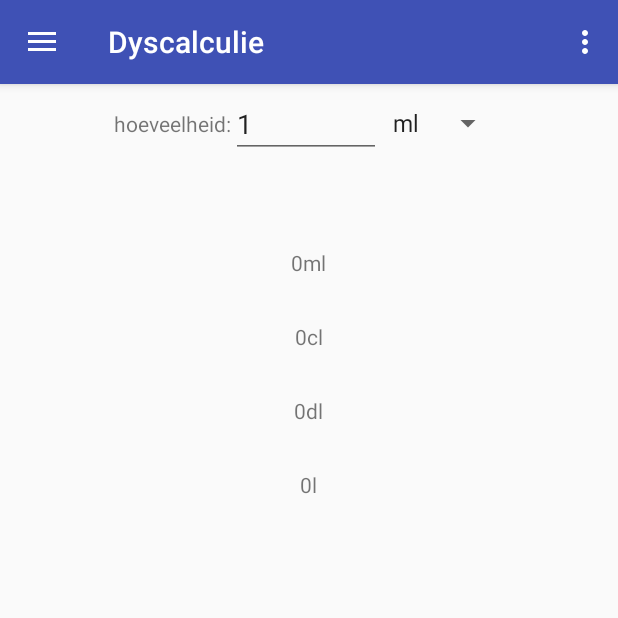
After one commit to Dergent/DyscalculiePoject, an Android app: the fragment VolumeFragment placed in its activity, on a phone screen of 412 x 824 dp, the top half of it. The commit adds this screen. Run offline under Robolectric (Android 15) with nearby library versions, the phone set to English and light mode, and no system bars.

Commit message:
(WIP)GewichtDone/VolumeBugged

```diff
--- /dev/null
+++ b/app/src/main/java/be/thomasmore/dyscalculie/VolumeFragment.java
@@ -0,0 +1,153 @@
+package be.thomasmore.dyscalculie;
+
+
+import android.os.Bundle;
+import android.support.v4.app.Fragment;
+import android.text.Editable;
+import android.text.TextWatcher;
+import android.view.LayoutInflater;
+import android.view.View;
+import android.view.ViewGroup;
+import android.widget.AdapterView;
+import android.widget.ArrayAdapter;
+import android.widget.EditText;
+import android.widget.Spinner;
+import android.widget.TextView;
+
+
+/**
+ * A simple {@link Fragment} subclass.
+ */
+public class VolumeFragment extends Fragment {
+
+    private Spinner spinner;
+    private static final String[]eenheden = {"ml", "cl", "dl", "l"};
+
+    public VolumeFragment() {
+        // Required empty public constructor
+    }
+
+
+    @Override
+    public View onCreateView(LayoutInflater inflater, ViewGroup container, Bundle savedInstanceState) {
+        View view = inflater.inflate(R.layout.fragment_volume, container, false);
+        final Spinner spinner = (Spinner) view.findViewById(R.id.dropDown);
+        ArrayAdapter<String>adapter = new ArrayAdapter<String>(getActivity(),
+                android.R.layout.simple_spinner_item , eenheden);
+        spinner.setSelection(0);
+
+        adapter.setDropDownViewResource(android.R.layout.simple_spinner_dropdown_item);
+        spinner.setAdapter(adapter);
+
+        final TextView ml = view.findViewById((R.id.mlText));
+        final TextView cl = view.findViewById((R.id.clText));
+        final TextView dl = view.findViewById((R.id.dlText));
+        final TextView liter = view.findViewById((R.id.lText));
+
+        final EditText origineleHoeveelheid = view.findViewById(R.id.origineleHoeveelheid);
+        origineleHoeveelheid.setText("1");
+        spinner.setOnItemSelectedListener(new AdapterView.OnItemSelectedListener() {
+            @Override
+            public void onItemSelected(AdapterView<?> adapterView, View view, int i, long l) {
+                if (!origineleHoeveelheid.getText().toString().isEmpty()) {
+                    float basis = Float.parseFloat(String.valueOf(origineleHoeveelheid.getText().toString()));
+                    switch (spinner.getSelectedItem().toString()) {
+                        case "mg":
+                            ml.setText(String.valueOf(basis));
+                            cl.setText(String.valueOf(String.format("%.3f", basis / 1000)));
+                            dl.setText(String.valueOf(String.format("%.6f", basis / 1000000)));
+                            liter.setText(String.valueOf(String.format("%.9f", basis / 1000000000)));
+                            break;
+                        case "g":
+                            ml.setText(String.valueOf(String.format("%.1f", basis * 1000)));
+                            cl.setText(String.valueOf(basis));
+                            dl.setText(String.valueOf(String.format("%.3f", basis / 1000)));
+                            liter.setText(String.valueOf(String.format("%.6f", basis / 1000000)));
+                            break;
+                        case "kg":
+                            ml.setText(String.valueOf(String.format("%.1f", basis * 1000000)));
+                            cl.setText(String.valueOf(String.format("%.1f", basis * 1000)));
+                            dl.setText(String.valueOf(basis));
+                            liter.setText(String.valueOf(String.format("%.3f", basis / 1000)));
+                            break;
+                        case "ton":
+                            ml.setText(String.valueOf(String.format("%.1f", basis * 1000000000)));
+                            cl.setText(String.valueOf(String.format("%.1f", basis * 1000000)));
+                            dl.setText(String.valueOf(String.format("%.1f", basis * 1000)));
+                            liter.setText(String.valueOf(basis));
+                            break;
+                        default:
+                            ml.setText("0");
+                            cl.setText("0");
+                            dl.setText("0");
+                            liter.setText("0");
+                            break;
+                    }
+                }
+            }
+
+            @Override
+            public void onNothingSelected(AdapterView<?> adapterView) {
+
+            }
+        });
+
+        origineleHoeveelheid.addTextChangedListener(new TextWatcher() {
+
+            @Override
+            public void beforeTextChanged(CharSequence charSequence, int i, int i1, int i2) {
+
+            }
+
+            @Override
+            public void onTextChanged(CharSequence charSequence, int i, int i1, int i2) {
+
+            }
+
+            @Override
+            public void afterTextChanged(Editable editable) {
+                if (!origineleHoeveelheid.getText().toString().isEmpty()) {
+                    float basis = Float.parseFloat(String.valueOf(origineleHoeveelheid.getText().toString()));
+                    switch (spinner.getSelectedItem().toString()) {
+                        case "mg":
+                            ml.setText(String.valueOf(basis));
+                            cl.setText(String.valueOf(String.format("%.3f", basis / 1000)));
+                            dl.setText(String.valueOf(String.format("%.6f", basis / 1000000)));
+                            liter.setText(String.valueOf(String.format("%.9f", basis / 1000000000)));
+                            break;
+                        case "g":
+                            ml.setText(String.valueOf(String.format("%.1f", basis * 1000)));
+                            cl.setText(String.valueOf(basis));
+                            dl.setText(String.valueOf(String.format("%.3f", basis / 1000)));
+                            liter.setText(String.valueOf(String.format("%.6f", basis / 1000000)));
+                            break;
+                        case "kg":
+                            ml.setText(String.valueOf(String.format("%.1f", basis * 1000000)));
+                            cl.setText(String.valueOf(String.format("%.1f", basis * 1000)));
+                            dl.setText(String.valueOf(basis));
+                            liter.setText(String.valueOf(String.format("%.3f", basis / 1000)));
+                            break;
+                        case "ton":
+                            ml.setText(String.valueOf(String.format("%.1f", basis * 1000000000)));
+                            cl.setText(String.valueOf(String.format("%.1f", basis * 1000000)));
+                            dl.setText(String.valueOf(String.format("%.1f", basis * 1000)));
+                            liter.setText(String.valueOf(basis));
+                            break;
+                        default:
+                            ml.setText("0");
+                            cl.setText("0");
+                            dl.setText("0");
+                            liter.setText("0");
+                            break;
+                    }
+                }
+            }
+        });
+
+
+
+        // Inflate the layout for this fragment
+        return view;
+    }
+
+}
--- /dev/null
+++ b/app/src/main/res/layout/fragment_volume.xml
@@ -0,0 +1,123 @@
+<FrameLayout xmlns:android="http://schemas.android.com/apk/res/android"
+    xmlns:tools="http://schemas.android.com/tools"
+    android:layout_width="match_parent"
+    android:layout_height="match_parent"
+    tools:context="be.thomasmore.dyscalculie.VolumeFragment">
+
+    <LinearLayout
+        android:layout_width="match_parent"
+        android:layout_height="match_parent"
+        android:layout_marginTop="60dp"
+        android:orientation="vertical">
+
+        <LinearLayout
+            android:layout_width="wrap_content"
+            android:layout_height="wrap_content"
+            android:orientation="horizontal"
+            android:layout_gravity="center"
+            >
+
+            <TextView
+                android:layout_width="match_parent"
+                android:layout_height="wrap_content"
+                android:text="@string/hoeveelheid"
+                android:layout_marginTop="10dp"
+                />
+
+            <EditText
+                android:id="@+id/origineleHoeveelheid"
+                android:layout_width="100dp"
+                android:layout_height="wrap_content"
+                android:layout_gravity="center_horizontal"
+                android:inputType="numberDecimal"
+                />
+
+            <Spinner
+                android:id="@+id/dropDown"
+                android:layout_width="wrap_content"
+                android:layout_height="wrap_content"
+                android:spinnerMode="dialog"
+                android:layout_marginTop="10dp"
+                />
+
+        </LinearLayout>
+
+
+        <LinearLayout
+            android:layout_width="wrap_content"
+            android:layout_height="wrap_content"
+            android:layout_marginTop="60dp"
+            android:orientation="horizontal"
+            android:layout_gravity="center">
+            <TextView
+                android:id="@+id/mlText"
+                android:layout_width="wrap_content"
+                android:layout_height="wrap_content"
+                android:gravity="center" />
+            <TextView
+                android:id="@+id/mlLabel"
+                android:layout_width="match_parent"
+                android:layout_height="wrap_content"
+                android:text="@string/ml"
+                android:gravity="center"/>
+        </LinearLayout>
+
+        <LinearLayout
+            android:layout_width="wrap_content"
+            android:layout_height="wrap_content"
+            android:layout_marginTop="30dp"
+            android:orientation="horizontal"
+            android:layout_gravity="center">
+            <TextView
+                android:id="@+id/clText"
+                android:layout_width="wrap_content"
+                android:layout_height="wrap_content"
+                android:gravity="center" />
+            <TextView
+                android:id="@+id/clLabel"
+                android:layout_width="match_parent"
+                android:layout_height="wrap_content"
+                android:text="@string/cl"
+                android:gravity="center"/>
+        </LinearLayout>
+
+        <LinearLayout
+            android:layout_width="wrap_content"
+            android:layout_height="wrap_content"
+            android:layout_marginTop="30dp"
+            android:orientation="horizontal"
+            android:layout_gravity="center">
+            <TextView
+                android:id="@+id/dlText"
+                android:layout_width="wrap_content"
+                android:layout_height="wrap_content"
+                android:gravity="center" />
+            <TextView
+                android:id="@+id/dlLabel"
+                android:layout_width="match_parent"
+                android:layout_height="wrap_content"
+                android:text="@string/dl"
+                android:gravity="center"/>
+        </LinearLayout>
+
+        <LinearLayout
+            android:layout_width="wrap_content"
+            android:layout_height="wrap_content"
+            android:layout_marginTop="30dp"
+            android:orientation="horizontal"
+            android:layout_gravity="center">
+            <TextView
+                android:id="@+id/lText"
+                android:layout_width="wrap_content"
+                android:layout_height="wrap_content"
+                android:gravity="center" />
+            <TextView
+                android:id="@+id/lLabel"
+                android:layout_width="match_parent"
+                android:layout_height="wrap_content"
+                android:text="@string/l"
+                android:gravity="center"/>
+        </LinearLayout>
+    </LinearLayout>
+
+</FrameLayout>
--- a/app/src/main/res/values/strings.xml
+++ b/app/src/main/res/values/strings.xml
@@ -16,8 +16,25 @@
     <string name="volumeOmzetten">Volume omzetten</string>
     <string name="afstandenOmzetten">Afstanden omzetten</string>
 
+    <!-- For weight -->
+    <string name="maateenheid">maateenheid:</string>
+    <string name="hoeveelheid">hoeveelheid:</string>
+    <string name="mg"> mg</string>
+    <string name="g"> g</string>
+    <string name="kg"> kg</string>
+    <string name="ton"> ton</string>
+
+    <!-- For Volume -->
+    <string name="ml"> ml</string>
+    <string name="cl"> cl</string>
+    <string name="dl"> dl</string>
+    <string name="l"> l</string>
+
     <!-- For Time -->
     <string name="beginTime">Begintijd</string>
     <string name="endTime">Eindtijd</string>
 
+    <!-- TODO: Remove or change this placeholder text -->
+    <string name="hello_blank_fragment">Hello blank fragment</string>
+
 </resources>
```
Also changed, not shown: app/src/main/java/be/thomasmore/dyscalculie/GewichtOmzettenFragment.java (added, +153 -0 lines), app/src/main/java/be/thomasmore/dyscalculie/MainActivity.java (+6 -4 lines), app/src/main/res/layout/fragment_gewicht_omzetten.xml (added, +126 -0 lines), 1 other file.
